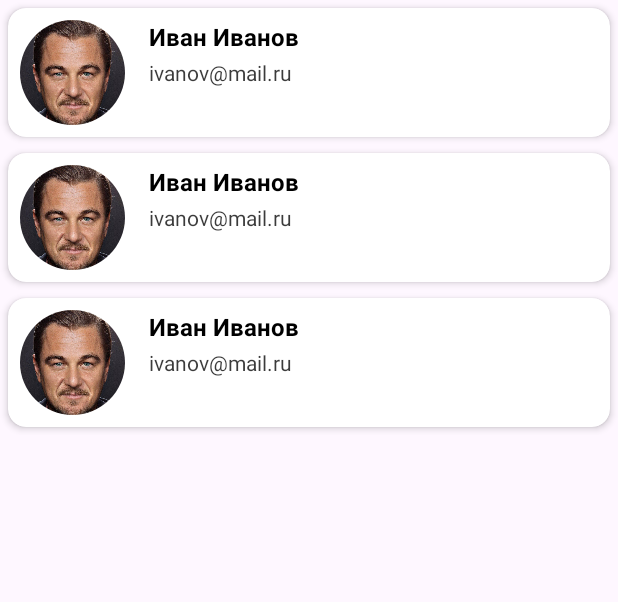
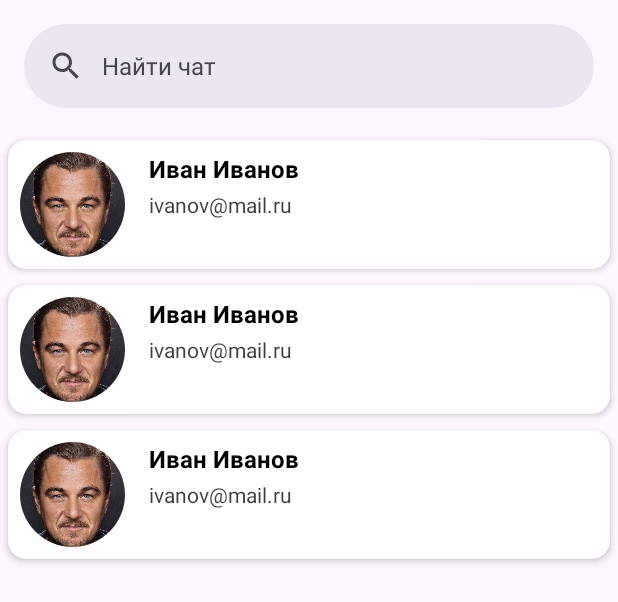
Before and after one commit to resultb0ss/UrbanMessenger, an Android app: the layout fragment_users_list.xml on its own in the app's theme, with its tools: preview values and no code run, on a phone screen of 412 x 824 dp. Shown: the top 602 px of the screen. Run offline under Robolectric (Android 15) with nearby library versions, the phone set to English and light mode, and no system bars.

Commit message:
Did: ---------------------- Fixed bug in chatList fragment, with duplicate chats
Added:
----------------------
SearchBar in chatListFragment and usersListFragment

Do:
---------------------

```diff
--- a/app/src/main/java/com/example/urbanmessenger/utilits/AppTextWatcher.kt
+++ b/app/src/main/java/com/example/urbanmessenger/utilits/AppTextWatcher.kt
@@ -4,7 +4,7 @@ package com.example.urbanmessenger.utilits
 import android.text.Editable
 import android.text.TextWatcher
 
-class AppTextWatcher(val function: () -> Unit): TextWatcher {
+open class AppTextWatcher(val function: () -> Unit): TextWatcher {
     override fun beforeTextChanged(
         p0: CharSequence?,
         p1: Int,
--- a/app/src/main/res/layout/fragment_users_list.xml
+++ b/app/src/main/res/layout/fragment_users_list.xml
@@ -1,24 +1,53 @@
 <?xml version="1.0" encoding="utf-8"?>
-<LinearLayout xmlns:android="http://schemas.android.com/apk/res/android"
+<androidx.coordinatorlayout.widget.CoordinatorLayout
+
+    xmlns:android="http://schemas.android.com/apk/res/android"
+    xmlns:app="http://schemas.android.com/apk/res-auto"
     xmlns:tools="http://schemas.android.com/tools"
     android:layout_width="match_parent"
     android:layout_height="match_parent"
-    xmlns:app="http://schemas.android.com/apk/res-auto"
     tools:context=".ui.fragments.users.UsersListFragment">
 
-    <EditText
-        android:id="@+id/chatsListSearchField"
+
+    <com.google.android.material.appbar.AppBarLayout
         android:layout_width="match_parent"
-        android:layout_height="wrap_content"
-        android:visibility="gone"
-        android:hint="Поиск"/>
+        android:layout_height="wrap_content">
 
-    <androidx.recyclerview.widget.RecyclerView
-        android:id="@+id/usersListRecyclerView"
+        <com.google.android.material.search.SearchBar
+            android:id="@+id/usersListSearchBar"
+            android:layout_width="match_parent"
+            android:layout_height="wrap_content"
+            android:hint="Найти чат" />
+
+        <androidx.recyclerview.widget.RecyclerView
+            android:id="@+id/usersListRecyclerView"
+            android:layout_width="match_parent"
+            android:layout_height="match_parent"
+            app:layoutManager="androidx.recyclerview.widget.LinearLayoutManager"
+            tools:listitem="@layout/item_users_list" />
+
+    </com.google.android.material.appbar.AppBarLayout>
+
+    <com.google.android.material.search.SearchView
+        android:id="@+id/usersListSearchView"
         android:layout_width="match_parent"
         android:layout_height="match_parent"
-        tools:listitem="@layout/item_users_list"
-        app:layoutManager="androidx.recyclerview.widget.LinearLayoutManager"/>
+        android:hint="Найти чат"
+        app:hideNavigationIcon="false"
+        app:layout_anchor="@id/usersListSearchBar"
+        app:useDrawerArrowDrawable="false"
+        app:autoShowKeyboard="true">
+
+        <androidx.recyclerview.widget.RecyclerView
+            android:id="@+id/filteredUsersListRecyclerView"
+            android:layout_width="match_parent"
+            android:layout_height="match_parent"
+            app:layoutManager="androidx.recyclerview.widget.LinearLayoutManager"
+            tools:listitem="@layout/item_users_list" />
+
+    </com.google.android.material.search.SearchView>
 
 
-</LinearLayout>
+
+
+</androidx.coordinatorlayout.widget.CoordinatorLayout>
```
Also changed, not shown: app/src/main/java/com/example/urbanmessenger/ui/fragments/chats/ChatsListFragment.kt (+6 -4 lines), app/src/main/java/com/example/urbanmessenger/ui/fragments/users/UsersListFragment.kt (+37 -0 lines), app/src/main/res/layout/fragment_chats_list.xml (+43 -13 lines).
